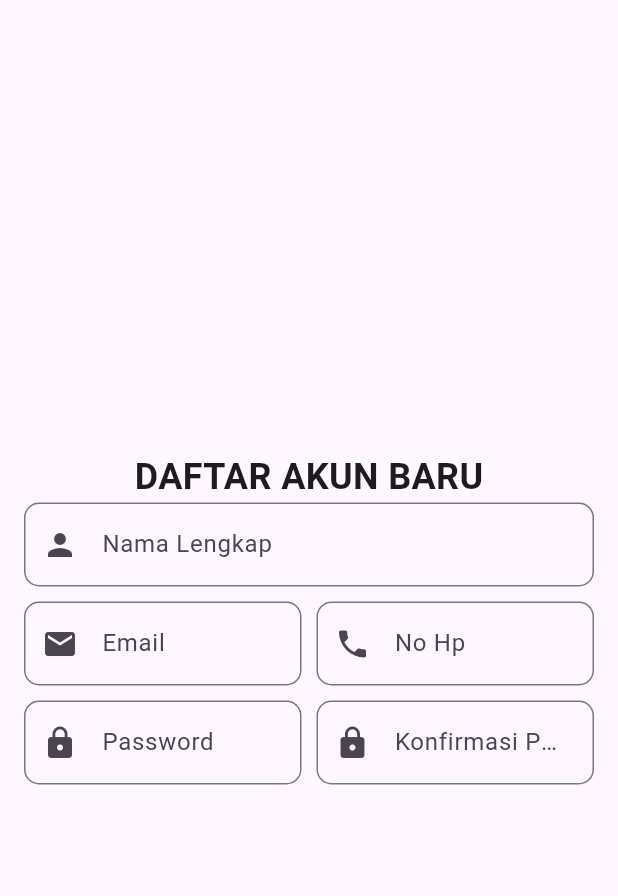
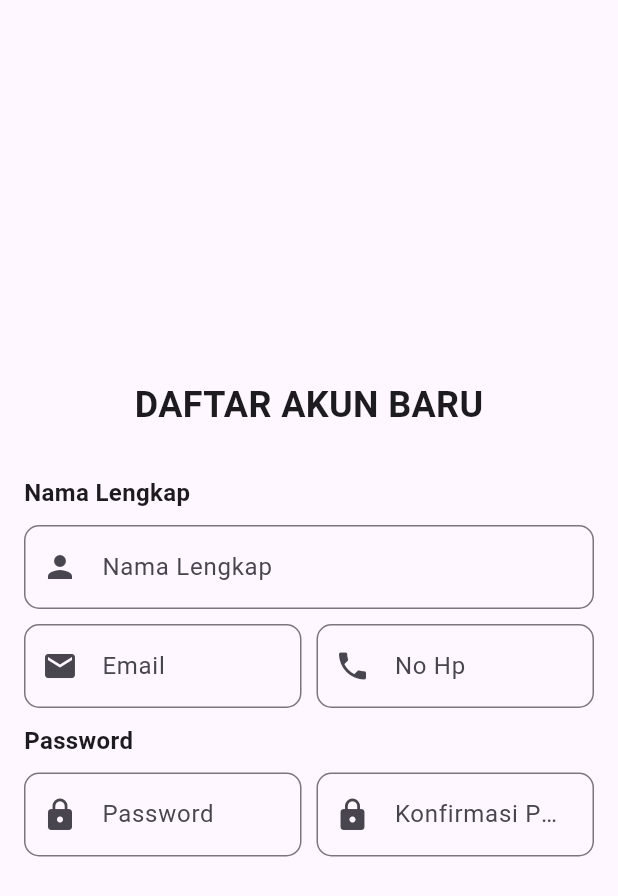
Before and after one commit to iamanggi/20220140123_UCP1Flutter, a Flutter app: the screen it shows after launch, on a phone screen of 412 x 824 dp. Shown: the top 896 px of the screen. Run offline on Flutter 3.47's test engine with Material 3 defaults, Android fonts, the phone set to English and light mode, and no system bars.

Commit message:
tambah validasi pada setiap form input dan memberikan text

```diff
--- a/lib/register_page.dart
+++ b/lib/register_page.dart
@@ -34,6 +34,15 @@ class _RegisterPageState extends State<RegisterPage> {
                     fontWeight: FontWeight.bold,
                   ),
                 ),
+              Padding(
+                padding: const EdgeInsets.only(top: 30),
+                child: Column(
+                  crossAxisAlignment: CrossAxisAlignment.start,
+                  children: [
+                    Text('Nama Lengkap', style: TextStyle(
+                      fontSize: 16, fontWeight: FontWeight.bold
+                    ),),
+                    const SizedBox(height: 10),
                     TextFormField(
                       decoration: InputDecoration(
                         prefixIcon: Icon(Icons.person),
@@ -41,6 +50,15 @@ class _RegisterPageState extends State<RegisterPage> {
                         border: OutlineInputBorder(
                           borderRadius: BorderRadius.all(Radius.circular(10))
                         )
+                      ),
+                      validator: (value) {
+                          if(value == null || value.isEmpty){
+                            return 'Nama Lengkap tidak boleh kosong';
+                          }
+                          return null;
+                        },
+                    ),
+                  ],
                 ),
               ),
 
@@ -57,6 +75,12 @@ class _RegisterPageState extends State<RegisterPage> {
                             borderRadius: BorderRadius.all(Radius.circular(10))
                           )
                         ),
+                        validator: (value) {
+                          if(value == null || value.isEmpty){
+                            return 'Email tidak boleh kosong';
+                          }
+                          return null;
+                        },
                       )),
                       const SizedBox(width: 10),
                       Expanded(
@@ -68,6 +92,12 @@ class _RegisterPageState extends State<RegisterPage> {
                               borderRadius: BorderRadius.all(Radius.circular(10))
                             )
                           ),
+                          validator: (value) {
+                            if(value == null || value.isEmpty){
+                              return 'No Hp tidak boleh kosong';
+                            }
+                            return null;
+                          },
                         ),
                       )
                   ],
@@ -75,7 +105,14 @@ class _RegisterPageState extends State<RegisterPage> {
               ),
               Padding(
                 padding: const EdgeInsets.only(top: 10),
-                child: Row(
+                child: Column(
+                  crossAxisAlignment: CrossAxisAlignment.start,
+                  children: [
+                    Text('Password', style: TextStyle(
+                      fontSize: 16, fontWeight: FontWeight.bold
+                    ),),
+                    const SizedBox(height: 10),
+                    Row(
                       children: [
                         Expanded(
                           child: TextFormField(
@@ -86,6 +123,12 @@ class _RegisterPageState extends State<RegisterPage> {
                                 borderRadius: BorderRadius.all(Radius.circular(10))
                               )
                             ),
+                            validator: (value) {
+                              if(value == null || value.isEmpty){
+                                return 'Password tidak boleh kosong';
+                              }
+                              return null;
+                            },
                           )),
                           const SizedBox(width: 10),
                           Expanded(
@@ -97,8 +140,16 @@ class _RegisterPageState extends State<RegisterPage> {
                                   borderRadius: BorderRadius.all(Radius.circular(10))
                                 )
                               ),
+                              validator: (value) {
+                                if(value == null || value.isEmpty){
+                                  return 'Konfirmasi Password tidak boleh kosong';
+                                }
+                                return null;
+                              },
                             ),
                           )
+                      ],
+                    ),
                   ],
                 ),
               ),
```
Lines whose indentation alone changed are shown as unchanged.
